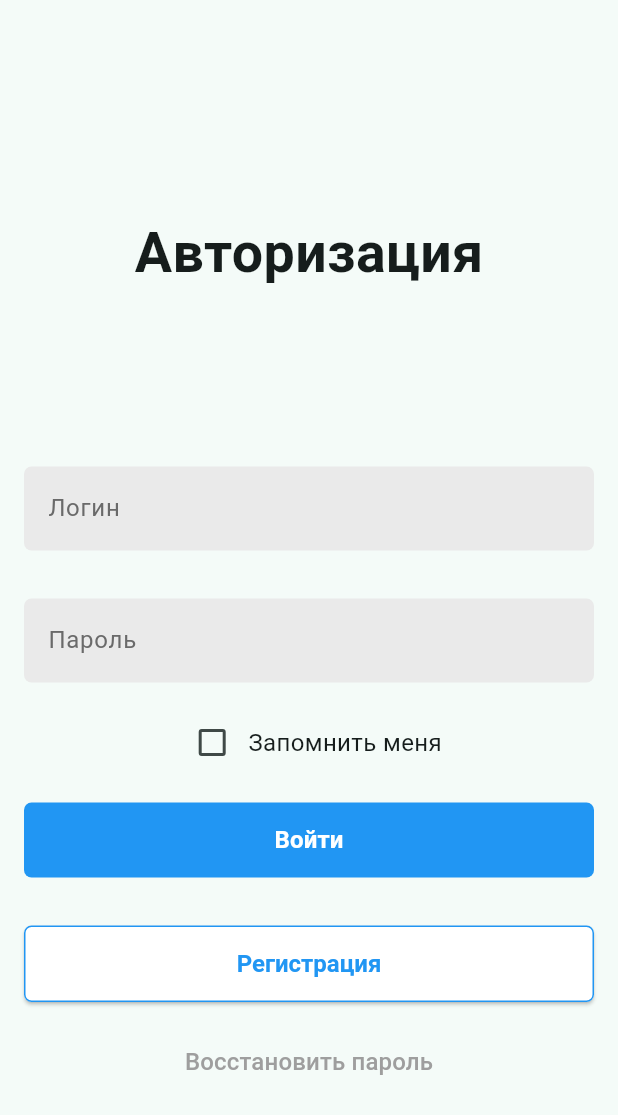
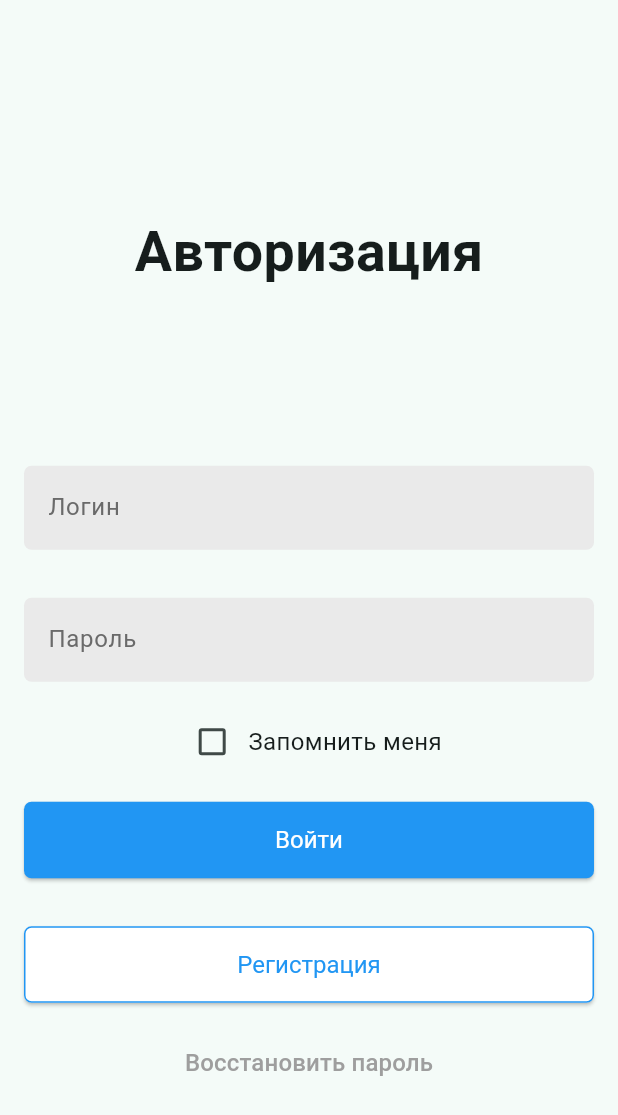
Before and after one commit to airvt1x/flutter_second, a Flutter app: the screen it shows after launch, on a phone screen of 412 x 824 dp. Shown: the top 1115 px of the screen. Run offline on Flutter 3.47's test engine with Material 3 defaults, Android fonts, the phone set to English and light mode, and no system bars.

Commit message:
fixed login button

```diff
--- a/lib/main.dart
+++ b/lib/main.dart
@@ -94,13 +94,21 @@ class HomePage extends StatelessWidget {
           Padding(
             padding: const EdgeInsets.all(16.0),
             child: Center(
-              child: Container(width: 400, height: 50,
-              decoration: BoxDecoration(color: Colors.blue, borderRadius: BorderRadius.circular(5), ),
-              child: Center(child:
-               TextButton(onPressed: (){}, child: const Text('Войти', style: TextStyle(fontSize: 16, fontWeight: FontWeight.bold, color: Colors.white),
-          ),
-              ),
-              ),
+              child: Container(
+                width: 400,
+                child: ElevatedButton(
+                  style: ElevatedButton.styleFrom(
+                    foregroundColor: Colors.white,
+                    backgroundColor: Colors.blue,
+                    padding: const EdgeInsets.all(16),
+                    textStyle: const TextStyle(fontSize: 16,),
+                    shape: RoundedRectangleBorder(
+                      borderRadius: BorderRadius.circular(5),
+                    ),
+                  ),
+                  onPressed: () {},
+                  child: const Text('Войти'),
+                ),
               ),
             ),
           ),
@@ -115,7 +123,7 @@ class HomePage extends StatelessWidget {
                     foregroundColor: Colors.blue,
                     backgroundColor: Colors.white,
                     padding: const EdgeInsets.all(16),
-                    textStyle: const TextStyle(fontSize: 16, fontWeight: FontWeight.bold,),
+                    textStyle: const TextStyle(fontSize: 16,),
                     side: const BorderSide(color: Colors.blue),
                     shape: RoundedRectangleBorder(
                       borderRadius: BorderRadius.circular(5),
```
